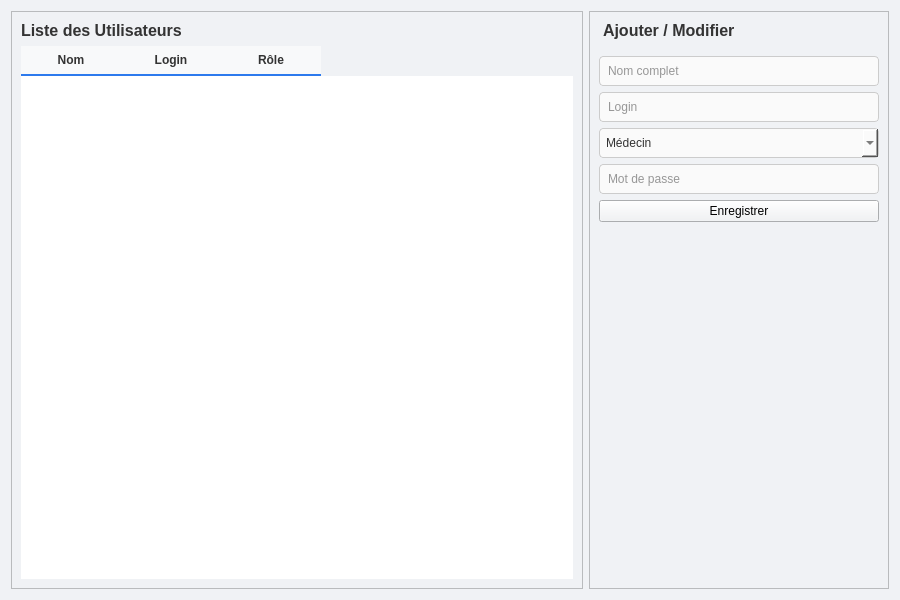
itsmeefatiha/hospital-management-cpp-gui, file pageusers.ui: the form before one commit.
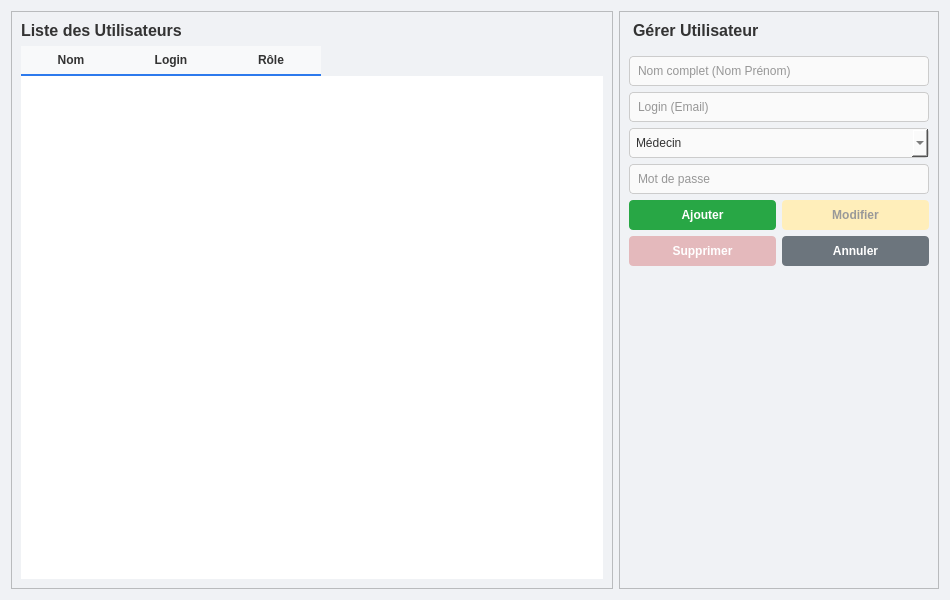
The form after the commit.

Patch:
```diff
--- a/pageusers.ui
+++ b/pageusers.ui
@@ -6,7 +6,7 @@
    <rect>
     <x>0</x>
     <y>0</y>
-    <width>900</width>
+    <width>950</width>
     <height>600</height>
    </rect>
   </property>
@@ -23,74 +23,49 @@
     border: 1px solid #e0e0e0; 
 }
 
-QLabel {
-    color: #333333; 
-}
+QLabel { color: #333333; }
 
-/* --- CHAMPS DE TEXTE --- */
 QLineEdit { 
-    border: 1px solid #ccc; 
-    border-radius: 4px; 
-    padding: 6px; 
-    background-color: #fafafa; 
-    color: #333333; 
+    border: 1px solid #ccc; border-radius: 4px; padding: 6px; background-color: #fafafa; color: #333333; 
 }
 QLineEdit:focus { 
     border: 1px solid #2d7aed; 
     background-color: white; 
 }
 
-/* --- LISTE DÉROULANTE (CORRIGÉ) --- */
 QComboBox {
-    border: 1px solid #ccc;
-    border-radius: 4px;
-    padding: 6px;
-    background-color: #fafafa;
-    color: #333333; /* Texte de la boite fermée */
+    border: 1px solid #ccc; border-radius: 4px; padding: 6px; background-color: #fafafa; color: #333333;
 }
-QComboBox:focus {
-    border: 1px solid #2d7aed;
-    background-color: white;
-}
-/* Le menu déroulant lui-même */
+QComboBox:focus { border: 1px solid #2d7aed; background-color: white; }
 QComboBox QAbstractItemView {
-    background-color: white;
-    color: #333333;       /* Texte des options en noir */
-    selection-background-color: #2d7aed;
-    selection-color: white;
-    outline: 0;
+    background-color: white; color: #333333; selection-background-color: #2d7aed; selection-color: white; outline: 0;
 }
 
-/* --- BOUTONS --- */
-QPushButton.ActionBtn { 
-    background-color: #2d7aed; 
-    color: white; 
-    border-radius: 4px; 
-    padding: 8px; 
-    font-weight: bold; 
-    border: none;
-}
-QPushButton.ActionBtn:hover {
-    background-color: #1a5fc7;
-}
-
-/* --- TABLEAU --- */
+/* TABLEAU */
 QTableWidget {
-    background-color: white;
-    gridline-color: #f0f0f0;
-    selection-background-color: #e6f0ff;
-    selection-color: #2d7aed;
-    color: #333333;
-    border: none;
+    background-color: white; gridline-color: #f0f0f0; selection-background-color: #e6f0ff; selection-color: #2d7aed; color: #333333; border: none;
 }
 QHeaderView::section {
-    background-color: #f8f9fa;
-    padding: 5px;
-    border: none;
-    border-bottom: 2px solid #2d7aed;
-    font-weight: bold;
-    color: #333333;
+    background-color: #f8f9fa; padding: 5px; border: none; border-bottom: 2px solid #2d7aed; font-weight: bold; color: #333333;
 }
+
+/* BOUTONS */
+QPushButton { border-radius: 4px; padding: 8px; font-weight: bold; color: white; border: none; }
+
+QPushButton#btn_add { background-color: #28a745; }
+QPushButton#btn_add:hover { background-color: #218838; }
+QPushButton#btn_add:disabled { background-color: #94d3a2; }
+
+QPushButton#btn_edit { background-color: #ffc107; color: #333; }
+QPushButton#btn_edit:hover { background-color: #e0a800; }
+QPushButton#btn_edit:disabled { background-color: #ffeeba; color: #999; }
+
+QPushButton#btn_delete { background-color: #dc3545; }
+QPushButton#btn_delete:hover { background-color: #c82333; }
+QPushButton#btn_delete:disabled { background-color: #e4b9bc; }
+
+QPushButton#btn_clear { background-color: #6c757d; }
+QPushButton#btn_clear:hover { background-color: #5a6268; }
 </string>
   </property>
   <layout class="QHBoxLayout" name="horizontalLayout">
@@ -143,7 +118,7 @@
     <widget class="QFrame" name="frame_form">
      <property name="maximumSize">
       <size>
-       <width>300</width>
+       <width>320</width>
        <height>16777215</height>
       </size>
      </property>
@@ -157,7 +132,7 @@
       <item>
        <widget class="QLabel" name="label_form_title">
         <property name="text">
-         <string>Ajouter / Modifier</string>
+         <string>Gérer Utilisateur</string>
         </property>
         <property name="styleSheet">
          <string notr="true">font-size: 16px; font-weight: bold; margin-bottom: 10px;</string>
@@ -167,7 +142,7 @@
       <item>
        <widget class="QLineEdit" name="lineEdit_name">
         <property name="placeholderText">
-         <string>Nom complet</string>
+         <string>Nom complet (Nom Prénom)</string>
         </property>
        </widget>
       </item>
@@ -175,7 +150,7 @@
       <item>
        <widget class="QLineEdit" name="lineEdit_email">
         <property name="placeholderText">
-         <string>Login</string>
+         <string>Login (Email)</string>
         </property>
        </widget>
       </item>
@@ -210,15 +185,32 @@
        </widget>
       </item>
       <item>
-       <widget class="QPushButton" name="btn_save_user">
-        <property name="class" stdset="0">
-         <string>ActionBtn</string>
-        </property>
-        <property name="text">
-         <string>Enregistrer</string>
-        </property>
-       </widget>
+        <layout class="QGridLayout" name="gridLayout_btns">
+         <item row="0" column="0">
+          <widget class="QPushButton" name="btn_add">
+           <property name="text"><string>Ajouter</string></property>
+          </widget>
+         </item>
+         <item row="0" column="1">
+          <widget class="QPushButton" name="btn_edit">
+           <property name="text"><string>Modifier</string></property>
+           <property name="enabled"><bool>false</bool></property>
+          </widget>
+         </item>
+         <item row="1" column="0">
+          <widget class="QPushButton" name="btn_delete">
+           <property name="text"><string>Supprimer</string></property>
+           <property name="enabled"><bool>false</bool></property>
+          </widget>
+         </item>
+         <item row="1" column="1">
+          <widget class="QPushButton" name="btn_clear">
+           <property name="text"><string>Annuler</string></property>
+          </widget>
+         </item>
+        </layout>
       </item>
+      
       <item>
        <spacer name="verticalSpacer">
         <property name="orientation">
```
Left out of the diff: 15 changed lines with no effect on the pictures.
